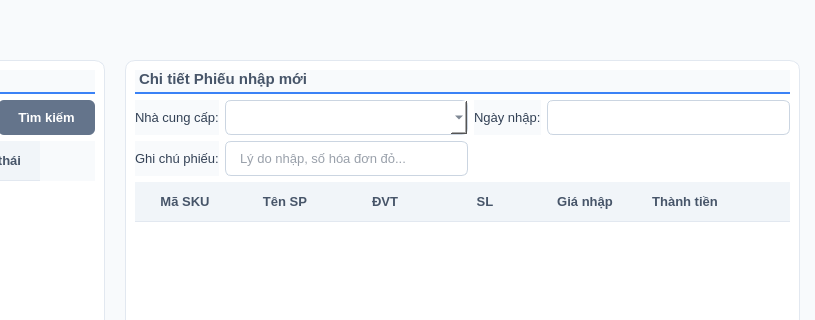
The window that app/ui/inventory/views/inventory_management.ui (minhtoan3131/stationpos-python-coursework-basic) describes before a commit, drawn with Qt 5; both pictures show x 585 to 1400 and y 0 to 320 of the 1400 by 800 pixel window.
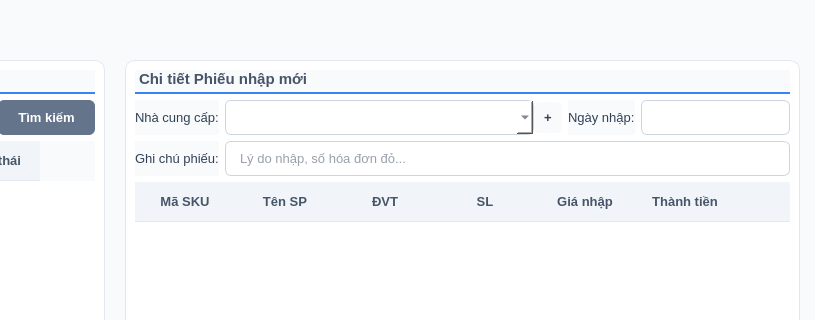
The same window after the commit.

Commit message:
refactor(inventory): restructure module with UoW and finalize tests
- Implemented Unit of Work (UoW) pattern for the inventory module.
- Extracted utility classes for better separation of concerns.
- Completed and passed all unit and UI tests.

Patch:
```diff
--- a/app/ui/inventory/views/inventory_management.ui
+++ b/app/ui/inventory/views/inventory_management.ui
@@ -86,6 +86,7 @@
     QPushButton#btn_clear_all:hover { background-color: #dc2626; }
     QPushButton#btn_save_all { background-color: #10b981; color: white; border: none; }
     QPushButton#btn_save_all:hover { background-color: #059669; }
+    QPushButton#btn_add_supplier { padding: 8px; }
 
     QLabel#lbl_total_value {
         font-size: 26px;
@@ -247,7 +248,7 @@
          </widget>
         </item>
         <item>
-         <layout class="QGridLayout" name="layout_header_info">
+         <layout class="QGridLayout" name="layout_header_info" columnstretch="0,3,0,0" columnminimumwidth="0,0,0,0">
           <item row="0" column="0">
            <widget class="QLabel" name="lbl1">
             <property name="text">
@@ -255,9 +256,6 @@
             </property>
            </widget>
           </item>
-          <item row="0" column="1">
-           <widget class="QComboBox" name="cbo_supplier"/>
-          </item>
           <item row="1" column="0">
            <widget class="QLabel" name="lbl2">
             <property name="text">
@@ -265,13 +263,36 @@
             </property>
            </widget>
           </item>
-          <item row="1" column="1">
+          <item row="1" column="1" colspan="3">
            <widget class="QLineEdit" name="txt_notes">
             <property name="placeholderText">
              <string>Lý do nhập, số hóa đơn đỏ...</string>
             </property>
            </widget>
           </item>
+          <item row="0" column="1">
+           <layout class="QHBoxLayout" name="horizontalLayout_3">
+            <property name="spacing">
+             <number>0</number>
+            </property>
+            <item>
+             <widget class="QComboBox" name="cbo_supplier"/>
+            </item>
+            <item>
+             <widget class="QPushButton" name="btn_add_supplier">
+              <property name="maximumSize">
+               <size>
+                <width>28</width>
+                <height>16777215</height>
+               </size>
+              </property>
+              <property name="text">
+               <string>+</string>
+              </property>
+             </widget>
+            </item>
+           </layout>
+          </item>
           <item row="0" column="2">
            <widget class="QLabel" name="lbl3">
             <property name="text">
```
The commit also changes 40 other files.
